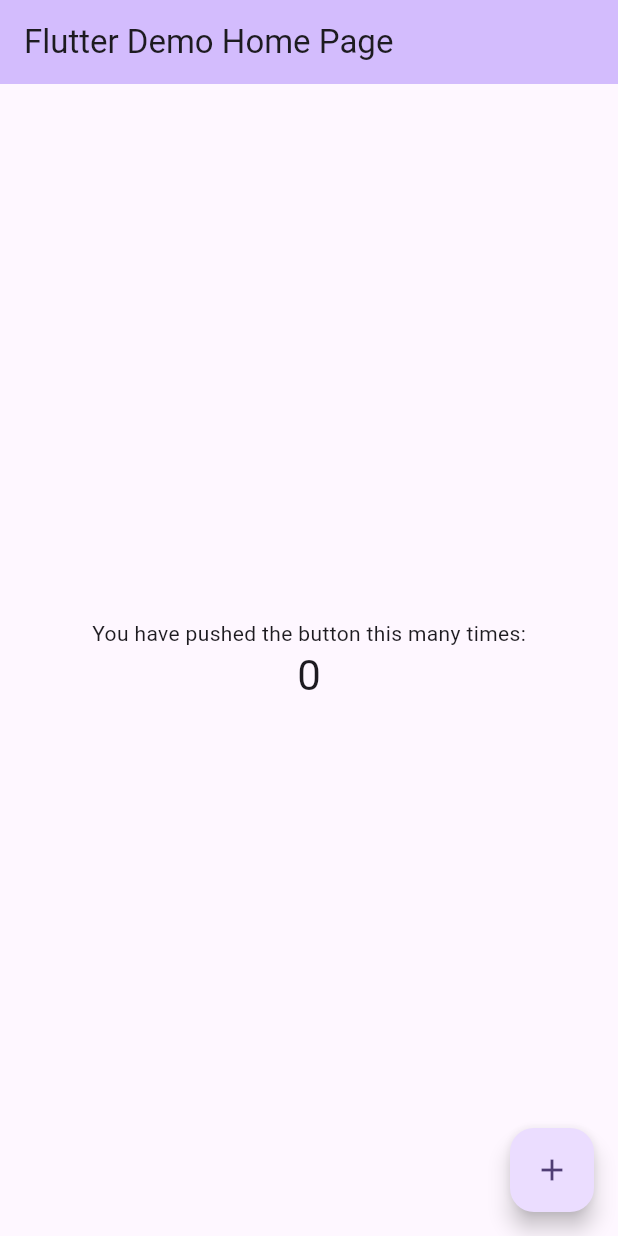
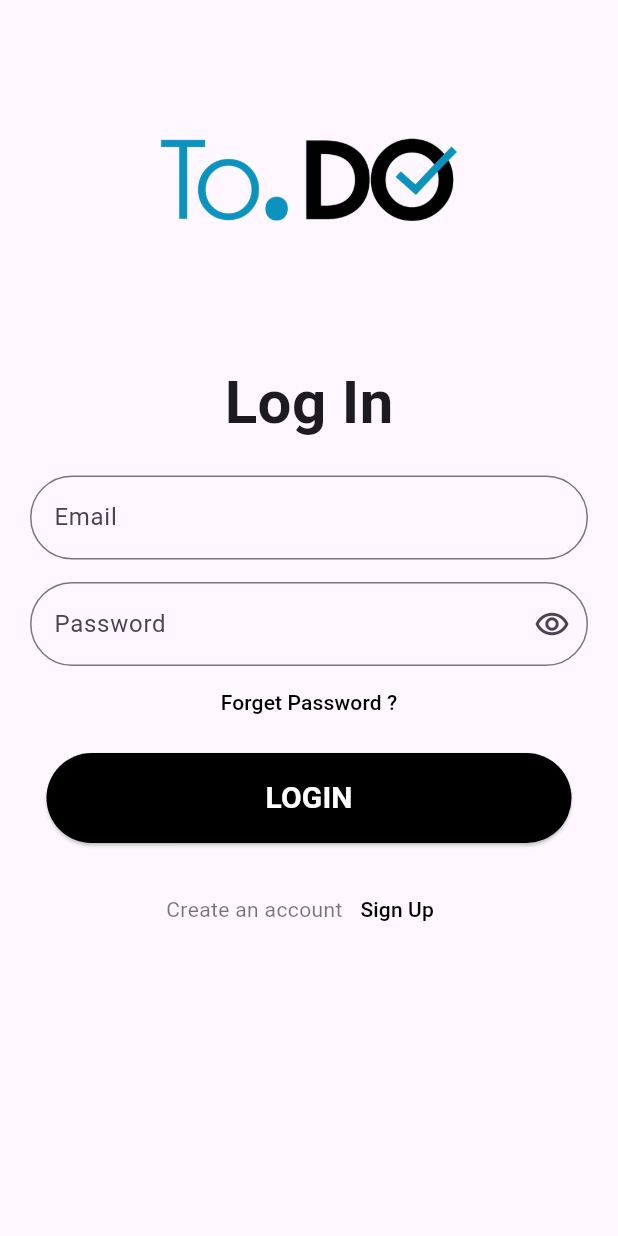
Before and after one commit to rayeensaniya/ToDo-App, a Flutter app: the screen it shows after launch, on a phone screen of 412 x 824 dp. Run offline on Flutter 3.47's test engine with Material 2 defaults, Android fonts, the phone set to English and light mode, and no system bars.

Commit message:
login/signup screen

```diff
--- /dev/null
+++ b/lib/bloc/signup_bloc.dart
@@ -0,0 +1,34 @@
+class SignUpBloc{
+  String? nameValidator({String? name}) {
+    if (name == null || name.trim().isEmpty) {
+      return 'Name is required';
+    }
+    return null;
+  }
+  String? emailValidator({String?email}){
+    if(email == null || email.trim().isEmpty){
+      return 'Email is required';
+    }
+    return  null;
+  }
+
+  String? mobileValidator({String?mobile}){
+    if(mobile == null || mobile.trim().isEmpty){
+      return 'Please enter your mobile number';
+    }
+    return  null;
+  }
+
+  String? passwordValidator({String?password}){
+    if(password == null || password.trim().isEmpty){
+      return 'Please enter your Password';
+    }
+    return  null;
+  }
+  String? confirmPassword({String?confirm}){
+    if(confirm == null || confirm.trim().isEmpty){
+      return 'Please Confirm Your Password';
+    }
+    return  null;
+  }
+}
--- /dev/null
+++ b/lib/constant/image_constant.dart
@@ -0,0 +1,4 @@
+class ImageConstant {
+  static const String _basepath = "assets/images";
+   static const String todo = "$_basepath/todo_logo.png";
+ }
--- a/lib/main.dart
+++ b/lib/main.dart
@@ -1,4 +1,5 @@
 import 'package:flutter/material.dart';
+import 'package:todo_app/screens/log_in.dart';
 
 void main() {
   runApp(const MyApp());
@@ -7,119 +8,15 @@ void main() {
 class MyApp extends StatelessWidget {
   const MyApp({super.key});
 
-  // This widget is the root of your application.
   @override
   Widget build(BuildContext context) {
     return MaterialApp(
       title: 'Flutter Demo',
       theme: ThemeData(
-        // This is the theme of your application.
-        //
-        // TRY THIS: Try running your application with "flutter run". You'll see
-        // the application has a blue toolbar. Then, without quitting the app,
-        // try changing the seedColor in the colorScheme below to Colors.green
-        // and then invoke "hot reload" (save your changes or press the "hot
-        // reload" button in a Flutter-supported IDE, or press "r" if you used
-        // the command line to start the app).
-        //
-        // Notice that the counter didn't reset back to zero; the application
-        // state is not lost during the reload. To reset the state, use hot
-        // restart instead.
-        //
-        // This works for code too, not just values: Most code changes can be
-        // tested with just a hot reload.
         colorScheme: ColorScheme.fromSeed(seedColor: Colors.deepPurple),
         useMaterial3: true,
       ),
-      home: const MyHomePage(title: 'Flutter Demo Home Page'),
+      home: const LogIn(),
     );
   }
 }
-
-class MyHomePage extends StatefulWidget {
-  const MyHomePage({super.key, required this.title});
-
-  // This widget is the home page of your application. It is stateful, meaning
-  // that it has a State object (defined below) that contains fields that affect
-  // how it looks.
-
-  // This class is the configuration for the state. It holds the values (in this
-  // case the title) provided by the parent (in this case the App widget) and
-  // used by the build method of the State. Fields in a Widget subclass are
-  // always marked "final".
-
-  final String title;
-
-  @override
-  State<MyHomePage> createState() => _MyHomePageState();
-}
-
-class _MyHomePageState extends State<MyHomePage> {
-  int _counter = 0;
-
-  void _incrementCounter() {
-    setState(() {
-      // This call to setState tells the Flutter framework that something has
-      // changed in this State, which causes it to rerun the build method below
-      // so that the display can reflect the updated values. If we changed
-      // _counter without calling setState(), then the build method would not be
-      // called again, and so nothing would appear to happen.
-      _counter++;
-    });
-  }
-
-  @override
-  Widget build(BuildContext context) {
-    // This method is rerun every time setState is called, for instance as done
-    // by the _incrementCounter method above.
-    //
-    // The Flutter framework has been optimized to make rerunning build methods
-    // fast, so that you can just rebuild anything that needs updating rather
-    // than having to individually change instances of widgets.
-    return Scaffold(
-      appBar: AppBar(
-        // TRY THIS: Try changing the color here to a specific color (to
-        // Colors.amber, perhaps?) and trigger a hot reload to see the AppBar
-        // change color while the other colors stay the same.
-        backgroundColor: Theme.of(context).colorScheme.inversePrimary,
-        // Here we take the value from the MyHomePage object that was created by
-        // the App.build method, and use it to set our appbar title.
-        title: Text(widget.title),
-      ),
-      body: Center(
-        // Center is a layout widget. It takes a single child and positions it
-        // in the middle of the parent.
-        child: Column(
-          // Column is also a layout widget. It takes a list of children and
-          // arranges them vertically. By default, it sizes itself to fit its
-          // children horizontally, and tries to be as tall as its parent.
-          //
-          // Column has various properties to control how it sizes itself and
-          // how it positions its children. Here we use mainAxisAlignment to
-          // center the children vertically; the main axis here is the vertical
-          // axis because Columns are vertical (the cross axis would be
-          // horizontal).
-          //
-          // TRY THIS: Invoke "debug painting" (choose the "Toggle Debug Paint"
-          // action in the IDE, or press "p" in the console), to see the
-          // wireframe for each widget.
-          mainAxisAlignment: MainAxisAlignment.center,
-          children: <Widget>[
-            const Text(
-              'You have pushed the button this many times:',
-            ),
-            Text(
-              '$_counter',
-              style: Theme.of(context).textTheme.headlineMedium,
-            ),
-          ],
-        ),
-      ),
-      floatingActionButton: FloatingActionButton(
-        onPressed: _incrementCounter,
-        tooltip: 'Increment',
-        child: const Icon(Icons.add),
-      ), // This trailing comma makes auto-formatting nicer for build methods.
-    );
-  }
-}
--- /dev/null
+++ b/lib/screens/log_in.dart
@@ -0,0 +1,104 @@
+import 'package:flutter/material.dart';
+import 'package:todo_app/bloc/login_bloc.dart';
+import 'package:todo_app/screens/sign_up.dart';
+import 'package:todo_app/widget/button.dart';
+import 'package:todo_app/widget/text_field.dart';
+
+class LogIn extends StatefulWidget {
+  const LogIn({Key? key}) : super(key: key);
+
+  @override
+  State<LogIn> createState() => _LogInState();
+}
+
+final _formKey = GlobalKey<FormState>();
+final _loginBloc = LoginBloc();
+
+class _LogInState extends State<LogIn> {
+  @override
+  Widget build(BuildContext context) {
+    return Scaffold(
+      body: SingleChildScrollView(
+        child: Padding(
+          padding: const EdgeInsets.all(20.0),
+          child: Expanded(
+            child: Form(
+              key: _formKey,
+              child: Column(
+                children: [
+                  Image.asset('assets/images/todo_logo.png',
+                      height: 200, width: 350),
+                  const SizedBox(
+                    height: 20,
+                  ),
+                  const Text('Log In',
+                      style:
+                          TextStyle(fontWeight: FontWeight.bold, fontSize: 40)),
+                  const SizedBox(
+                    height: 20,
+                  ),
+                  AppTextField(
+                    labelText: 'Email',
+                    validator: (value) => _loginBloc.emailValidator(),
+                  ),
+                  const SizedBox(height: 15),
+                  AppTextField(
+                    labelText: 'Password',
+                    suffixIcon: const Icon(Icons.remove_red_eye_outlined),
+                    validator: (value) => _loginBloc.passwordValidator(),
+                  ),
+                  TextButton(
+                    onPressed: () {},
+                    child: const Text('Forget Password ?',
+                        style: TextStyle(color: Colors.black)),
+                  ),
+                  const SizedBox(
+                    height: 10,
+                  ),
+                  AppButton(
+                      text: 'LOGIN',
+                      onpPressed: () {
+                        if (_formKey.currentState!.validate()) {
+                          Navigator.push(
+                              context,
+                              MaterialPageRoute(
+                                builder: (context) => const SignUpScreen(),
+                              ));
+                        }
+                      }),
+                  const SizedBox(
+                    height: 20,
+                  ),
+                  Row(
+                    mainAxisAlignment: MainAxisAlignment.center,
+                    children: [
+                      const Text('Create an account',
+                          style: TextStyle(
+                            color: Colors.black54,
+                          )),
+                      TextButton(
+                          onPressed: () {
+                            Navigator.push(
+                              context,
+                              MaterialPageRoute(
+                                builder: (context) => const SignUpScreen(),
+                              ),
+                            );
+                          },
+                          child: const Text(
+                            'Sign Up',
+                            style: TextStyle(
+                              color: Colors.black,
+                            ),
+                          ))
+                    ],
+                  )
+                ],
+              ),
+            ),
+          ),
+        ),
+      ),
+    );
+  }
+}
--- /dev/null
+++ b/lib/widget/button.dart
@@ -0,0 +1,22 @@
+import 'package:flutter/material.dart';
+
+class AppButton extends StatelessWidget {
+  const AppButton({Key? key, required this.onpPressed, required this.text})
+      : super(key: key);
+  final Function() onpPressed;
+  final String text;
+
+  @override
+  Widget build(BuildContext context) {
+    return ElevatedButton(
+      style: ElevatedButton.styleFrom(
+          backgroundColor: Colors.black, fixedSize: const Size(350, 60)),
+      onPressed: onpPressed,
+      child: Text(
+        text,
+        style: const TextStyle(
+            fontSize: 20, fontWeight: FontWeight.bold, color: Colors.white),
+      ),
+    );
+  }
+}
--- /dev/null
+++ b/lib/widget/text_field.dart
@@ -0,0 +1,48 @@
+import 'package:flutter/material.dart';
+
+class AppTextField extends StatefulWidget {
+ const AppTextField({super.key,required this.labelText,this.validator,
+   this.maxLength,
+    this.hinText,
+   this.keyboardType,
+   this.onFieldSubmitted,
+   this.focusNode,
+   this.suffixIcon,
+   this.obsecureText = false,
+   this.controller});
+ final String? hinText;
+ final Function(String)? onFieldSubmitted;
+ final FocusNode? focusNode;
+ final TextInputType? keyboardType;
+ final String labelText;
+ final bool obsecureText;
+ final Icon? suffixIcon;
+ final int? maxLength;
+ final String? Function(String?)? validator;
+ final TextEditingController? controller;
+  @override
+  State<AppTextField> createState() => _AppTextFieldState();
+}
+
+class _AppTextFieldState extends State<AppTextField> {
+  @override
+  Widget build(BuildContext context) {
+    return  TextFormField(
+      keyboardType: widget.keyboardType,
+      obscureText: widget.obsecureText,
+      onFieldSubmitted: widget.onFieldSubmitted,
+      focusNode:widget.focusNode ,
+      maxLength: widget.maxLength,
+      controller: widget.controller,
+      validator: widget.validator,
+      decoration: InputDecoration(
+        suffixIcon: widget.suffixIcon,
+        hintText: widget.hinText,
+        labelText: widget.labelText,
+        border: OutlineInputBorder(
+          borderRadius: BorderRadius.circular(40),
+        ),
+      ),
+    );
+  }
+}
--- a/pubspec.yaml
+++ b/pubspec.yaml
@@ -59,8 +59,8 @@ flutter:
   uses-material-design: true
 
   # To add assets to your application, add an assets section, like this:
-  # assets:
-  #   - images/a_dot_burr.jpeg
+  assets:
+    - assets/images/
   #   - images/a_dot_ham.jpeg
 
   # An image asset can refer to one or more resolution-specific "variants", see
```
Also changed, not shown: lib/bloc/login_bloc.dart (added, +17 -0 lines), lib/screens/sign_up.dart (added, +131 -0 lines), assets/images/todo_logo.png (added).
